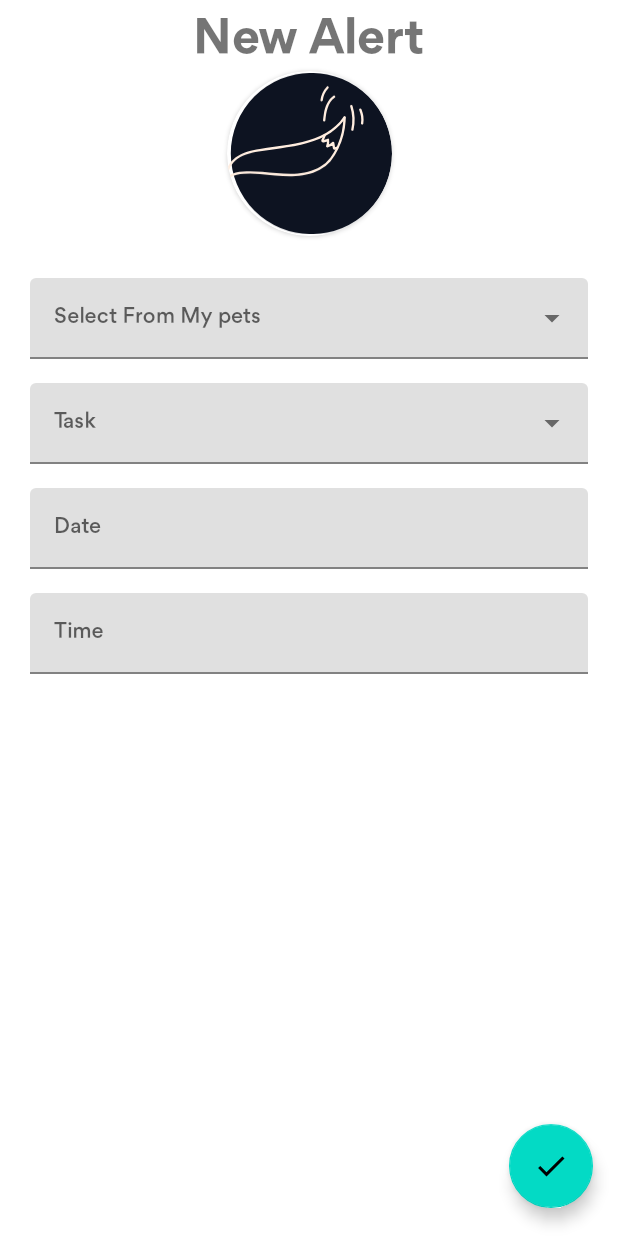
After one commit to Fewrie/online-tails-app, an Android app: the AddAlert screen opened directly, with no data from a screen before it, on a phone screen of 412 x 824 dp. The commit adds this screen. Run offline under Robolectric (Android 15) with nearby library versions, the phone set to English and light mode, and no system bars; our stand-ins replace Firebase (no records; nobody signed in at launch, a user with empty details on screens opened directly).

Commit message:
Backend for Alerts Showing Alerts UI changes Code changes

```diff
--- /dev/null
+++ b/app/src/main/java/com/wekomodo/onlinetails/functionality/AddAlert.kt
@@ -0,0 +1,116 @@
+package com.wekomodo.onlinetails.functionality
+
+import android.annotation.SuppressLint
+import android.os.Bundle
+import android.text.format.DateFormat.is24HourFormat
+import android.util.Log
+import android.widget.ArrayAdapter
+import android.widget.Toast
+import androidx.appcompat.app.AppCompatActivity
+import com.google.android.material.datepicker.MaterialDatePicker
+import com.google.android.material.timepicker.MaterialTimePicker
+import com.google.android.material.timepicker.TimeFormat
+import com.google.firebase.auth.FirebaseAuth
+import com.google.firebase.database.DatabaseReference
+import com.google.firebase.database.FirebaseDatabase
+import com.wekomodo.onlinetails.R
+import com.wekomodo.onlinetails.databinding.ActivityAddAlertBinding
+import com.wekomodo.onlinetails.models.Alert
+import com.wekomodo.onlinetails.models.Pet
+import java.util.*
+import kotlin.collections.ArrayList
+
+class AddAlert : AppCompatActivity() {
+    private lateinit var binding : ActivityAddAlertBinding
+    private lateinit var mDatabase: DatabaseReference
+    private lateinit var mAuth: FirebaseAuth
+    private lateinit var uid : String
+    private lateinit var petnames : MutableList<String>
+    @SuppressLint("SetTextI18n")
+    override fun onCreate(savedInstanceState: Bundle?) {
+        super.onCreate(savedInstanceState)
+        binding = ActivityAddAlertBinding.inflate(layoutInflater)
+        setContentView(binding.root)
+        mDatabase = FirebaseDatabase.getInstance().reference
+        mAuth = FirebaseAuth.getInstance()
+        uid = mAuth.uid.toString()
+        setAdapters(binding)
+        binding.groomingPetDate.setOnClickListener {
+            val datePicker =
+                MaterialDatePicker.Builder.datePicker()
+                    .setTitleText("Select date")
+                    .build()
+            datePicker.show(supportFragmentManager, datePicker.toString())
+            datePicker.addOnPositiveButtonClickListener {
+                val calendar = Calendar.getInstance(TimeZone.getTimeZone("UTC"))
+                calendar.time = Date(it)
+                binding.groomingPetDate.setText(
+                    "${calendar.get(Calendar.DAY_OF_MONTH)}- " +
+                            "${calendar.get(Calendar.MONTH) + 1}-${calendar.get(Calendar.YEAR)}"
+                )
+            }
+        }
+        binding.groomingPetTime.setOnClickListener {
+            val isSystem24Hour = is24HourFormat(this)
+            val clockFormat = if (isSystem24Hour) TimeFormat.CLOCK_24H else TimeFormat.CLOCK_12H
+            val picker =
+                MaterialTimePicker.Builder()
+                    .setTimeFormat(clockFormat)
+                    .setHour(12)
+                    .setMinute(10)
+                    .setTitleText("Select Appointment time")
+                    .build()
+            picker.show(supportFragmentManager, picker.toString())
+            picker.addOnPositiveButtonClickListener {
+                val time = picker.hour.toString() + " : " + picker.minute.toString()
+                binding.groomingPetTime.setText(time)
+            }
+        }
+        binding.addAlert.setOnClickListener {
+            val name = binding.groomingPetName.text.toString()
+            val task = binding.groomingPetTask.text.toString()
+            val date = binding.groomingPetDate.text.toString()
+            val time = binding.groomingPetTime.text.toString()
+            if (name.isNotEmpty() && task.isNotEmpty() && date.isNotEmpty() && time.isNotEmpty()) {
+                val alert = Alert(task = task, time = time, date = date)
+                if (uid != null) {
+                    mDatabase.child(uid).child(name).child("Alerts").push().setValue(alert)
+                    Toast.makeText(baseContext,"Data Uploaded", Toast.LENGTH_SHORT).show()
+                    finish()
+                }
+            }
+            else
+                Toast.makeText(this,"Fill out the fields",Toast.LENGTH_SHORT).show()
+        }
+    }
+
+    private fun setAdapters(binding: ActivityAddAlertBinding) {
+        petnames = ArrayList()
+        if (uid != null) {
+            mDatabase.child(uid).get().addOnSuccessListener {
+                petnames.clear()
+                for (pet in it.children)
+                {
+                    pet.key?.let { it1 -> petnames.add(it1) }
+                }
+
+                Log.i("firebase", "Got value ${it.value}")
+            }.addOnFailureListener{
+                Log.e("firebase", "Error getting data", it)
+            }
+        }
+        val task = arrayOf(
+            "Appointment",
+            "Medicine",
+            "Grooming",
+            "Supplies",
+        )
+        var petName: ArrayAdapter<String> = ArrayAdapter<String>(this, R.layout.dropdown_menu,
+            this.petnames
+        )
+        val petTask = ArrayAdapter(this, R.layout.dropdown_menu, task)
+        binding.groomingPetName.setAdapter(petName)
+        binding.groomingPetTask.setAdapter<ArrayAdapter<String>>(petTask)
+    }
+
+}
--- a/app/src/main/java/com/wekomodo/onlinetails/functionality/AddPets.kt
+++ b/app/src/main/java/com/wekomodo/onlinetails/functionality/AddPets.kt
@@ -1,5 +1,6 @@
 package com.wekomodo.onlinetails.functionality
 
+import android.annotation.SuppressLint
 import android.content.Intent
 import androidx.appcompat.app.AppCompatActivity
 import android.os.Bundle
@@ -18,6 +19,7 @@ class AddPets : AppCompatActivity() {
     private lateinit var binding: ActivityAddPetsBinding
     private lateinit var database: DatabaseReference
     private lateinit var mAuth: FirebaseAuth
+    @SuppressLint("SetTextI18n")
     override fun onCreate(savedInstanceState: Bundle?) {
         super.onCreate(savedInstanceState)
         binding = ActivityAddPetsBinding.inflate(layoutInflater)
--- /dev/null
+++ b/app/src/main/java/com/wekomodo/onlinetails/models/Alert.kt
@@ -0,0 +1,3 @@
+package com.wekomodo.onlinetails.models
+
+data class Alert(val name:String = "",val task : String,val time: String,val date: String)
--- /dev/null
+++ b/app/src/main/res/layout/activity_add_alert.xml
@@ -0,0 +1,170 @@
+<?xml version="1.0" encoding="utf-8"?>
+<androidx.constraintlayout.widget.ConstraintLayout xmlns:android="http://schemas.android.com/apk/res/android"
+    xmlns:app="http://schemas.android.com/apk/res-auto"
+    xmlns:tools="http://schemas.android.com/tools"
+    android:layout_width="match_parent"
+    android:layout_height="match_parent"
+    android:elevation="5sp"
+    tools:context=".functionality.AddPets">
+
+    <com.google.android.material.floatingactionbutton.FloatingActionButton
+        android:id="@+id/add_alert"
+        android:layout_width="wrap_content"
+        android:layout_height="wrap_content"
+        android:clickable="true"
+        android:src="@drawable/check"
+        app:layout_constraintBottom_toBottomOf="parent"
+        app:layout_constraintEnd_toEndOf="parent"
+        app:layout_constraintHorizontal_bias="0.954"
+        app:layout_constraintStart_toStartOf="parent"
+        app:layout_constraintTop_toTopOf="parent"
+        app:layout_constraintVertical_bias="0.976"
+        android:focusable="true" />
+
+    <TextView
+        android:id="@+id/textView11"
+        android:layout_width="wrap_content"
+        android:layout_height="wrap_content"
+        android:fontFamily="@font/gordita_bold"
+        android:gravity="center"
+        android:text="New Alert"
+        android:textSize="32sp"
+        app:layout_constraintBottom_toBottomOf="parent"
+        app:layout_constraintEnd_toEndOf="parent"
+        app:layout_constraintHorizontal_bias="0.497"
+        app:layout_constraintStart_toStartOf="parent"
+        app:layout_constraintTop_toTopOf="parent"
+        app:layout_constraintVertical_bias="0.0" />
+
+    <androidx.cardview.widget.CardView
+        android:id="@+id/cardView2"
+        android:layout_width="110sp"
+        android:layout_height="110sp"
+        app:cardCornerRadius="55sp"
+        android:elevation="0sp"
+        app:layout_constraintBottom_toBottomOf="parent"
+        app:layout_constraintEnd_toEndOf="parent"
+        app:layout_constraintStart_toStartOf="parent"
+        app:layout_constraintTop_toBottomOf="@+id/textView11"
+        app:layout_constraintVertical_bias="0.0">
+
+        <ImageView
+            android:id="@+id/pet_image"
+            android:layout_width="wrap_content"
+            android:layout_height="wrap_content"
+            android:scaleType="fitCenter"
+            app:srcCompat="@drawable/logo" />
+    </androidx.cardview.widget.CardView>
+
+    <com.google.android.material.textfield.TextInputLayout
+        android:id="@+id/grooming_pet_name_layout"
+        style="@style/Widget.MaterialComponents.TextInputLayout.FilledBox.ExposedDropdownMenu"
+        android:layout_width="match_parent"
+        android:layout_height="wrap_content"
+        android:layout_marginTop="16dp"
+        android:hint="Select From My pets"
+        android:paddingStart="20sp"
+        android:paddingEnd="20sp"
+        app:layout_constraintBottom_toBottomOf="parent"
+        app:layout_constraintEnd_toEndOf="parent"
+        app:layout_constraintStart_toStartOf="parent"
+        app:layout_constraintTop_toBottomOf="@+id/cardView2"
+        app:layout_constraintVertical_bias="0.01999998">
+
+        <AutoCompleteTextView
+            android:id="@+id/grooming_pet_name"
+            android:layout_width="match_parent"
+            android:layout_height="wrap_content"
+            android:focusable="false"
+            android:fontFamily="@font/gordita"
+            android:inputType="textCapSentences"
+            android:textSize="14sp"
+            app:endIconMode="clear_text" />
+
+
+    </com.google.android.material.textfield.TextInputLayout>
+
+    <com.google.android.material.textfield.TextInputLayout
+        android:id="@+id/grooming_pet_task_layout"
+        style="@style/Widget.MaterialComponents.TextInputLayout.FilledBox.ExposedDropdownMenu"
+        android:layout_width="match_parent"
+        android:layout_height="wrap_content"
+        android:layout_marginTop="16dp"
+        android:hint="Task"
+        android:paddingStart="20sp"
+        android:paddingEnd="20sp"
+        app:layout_constraintBottom_toBottomOf="parent"
+        app:layout_constraintEnd_toEndOf="parent"
+        app:layout_constraintStart_toStartOf="parent"
+        app:layout_constraintTop_toBottomOf="@+id/grooming_pet_name_layout"
+        app:layout_constraintVertical_bias="0.0">
+
+        <AutoCompleteTextView
+            android:id="@+id/grooming_pet_task"
+            android:layout_width="match_parent"
+            android:layout_height="wrap_content"
+            android:focusable="false"
+            android:fontFamily="@font/gordita"
+            android:inputType="textCapSentences"
+            android:textSize="14sp"
+            app:endIconMode="clear_text" />
+
+
+    </com.google.android.material.textfield.TextInputLayout>
+
+    <com.google.android.material.textfield.TextInputLayout
+        android:id="@+id/grooming_pet_date_layout"
+        style="@style/Widget.MaterialComponents.TextInputLayout.FilledBox"
+        android:layout_width="match_parent"
+        android:layout_height="wrap_content"
+        android:layout_marginTop="16dp"
+        android:hint="Date"
+        android:paddingStart="20sp"
+        android:paddingEnd="20sp"
+        app:endIconMode="clear_text"
+        app:layout_constraintBottom_toBottomOf="parent"
+        app:layout_constraintEnd_toEndOf="parent"
+        app:layout_constraintStart_toStartOf="parent"
+        app:layout_constraintTop_toBottomOf="@+id/grooming_pet_task_layout"
+        app:layout_constraintVertical_bias="0.0">
+
+        <com.google.android.material.textfield.TextInputEditText
+            android:id="@+id/grooming_pet_date"
+            android:layout_width="match_parent"
+            android:layout_height="wrap_content"
+            android:editable="false"
+            android:focusable="false"
+            android:fontFamily="@font/gordita"
+            android:textSize="14sp" />
+
+    </com.google.android.material.textfield.TextInputLayout>
+
+    <com.google.android.material.textfield.TextInputLayout
+        android:id="@+id/grooming_pet_time_layout"
+        style="@style/Widget.MaterialComponents.TextInputLayout.FilledBox"
+        android:layout_width="match_parent"
+        android:layout_height="wrap_content"
+        android:layout_marginTop="16dp"
+        android:hint="Time"
+        android:paddingStart="20sp"
+
+        android:paddingEnd="20sp"
+        app:endIconMode="clear_text"
+        app:layout_constraintBottom_toBottomOf="parent"
+        app:layout_constraintEnd_toEndOf="parent"
+        app:layout_constraintStart_toStartOf="parent"
+        app:layout_constraintTop_toBottomOf="@+id/grooming_pet_date_layout"
+        app:layout_constraintVertical_bias="0.0">
+
+        <com.google.android.material.textfield.TextInputEditText
+            android:id="@+id/grooming_pet_time"
+            android:layout_width="match_parent"
+            android:layout_height="wrap_content"
+            android:editable="false"
+            android:focusable="false"
+            android:fontFamily="@font/gordita"
+            android:textSize="14sp" />
+
+    </com.google.android.material.textfield.TextInputLayout>
+
+</androidx.constraintlayout.widget.ConstraintLayout>
```
Also changed, not shown: app/src/main/AndroidManifest.xml (+21 -1 lines), app/src/main/java/com/wekomodo/onlinetails/AboutUs.kt (added, +11 -0 lines), app/src/main/java/com/wekomodo/onlinetails/Adapters/AlertsItemAdapter.kt (added, +51 -0 lines), app/src/main/java/com/wekomodo/onlinetails/Alerts.kt (added, +66 -0 lines), app/src/main/java/com/wekomodo/onlinetails/DashboardActivity.kt (+30 -0 lines), app/src/main/res/layout/activity_about_us.xml (added, +85 -0 lines), app/src/main/res/layout/activity_alert.xml (added, +52 -0 lines), app/src/main/res/layout/activity_dashboard.xml (+14 -0 lines), app/src/main/res/layout/activity_medicine.xml (added, +10 -0 lines), app/src/main/res/layout/activity_supplies.xml (added, +9 -0 lines), app/src/main/res/layout/alert_layout.xml (added, +94 -0 lines), app/src/main/res/layout/dropdown_menu.xml (added, +10 -0 lines), 1 other file.
